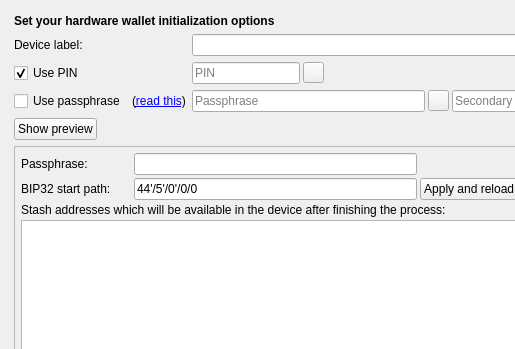
The window that src/ui/ui_initialize_hw_dlg.ui (stashpayio/stash-masternode-tool) describes before a commit, drawn with Qt 5; both pictures show x 0 to 515 and y 0 to 349 of the 598 by 489 pixel window.
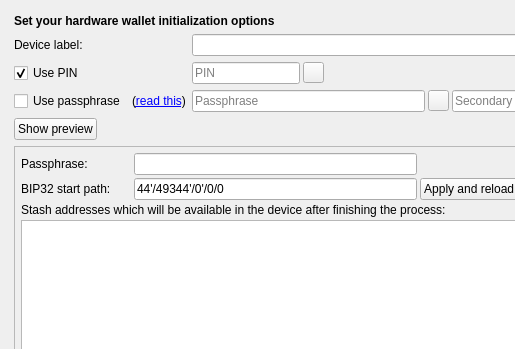
The same window after the commit. The open tabs and pages were chosen to show the change.

Diff of the .ui file:
```diff
--- a/src/ui/ui_initialize_hw_dlg.ui
+++ b/src/ui/ui_initialize_hw_dlg.ui
@@ -849,7 +849,7 @@
                   </size>
                  </property>
                  <property name="text">
-                  <string>44'/5'/0'/0/0</string>
+                  <string>44'/49344'/0'/0/0</string>
                  </property>
                  <property name="echoMode">
                   <enum>QLineEdit::Normal</enum>
```
